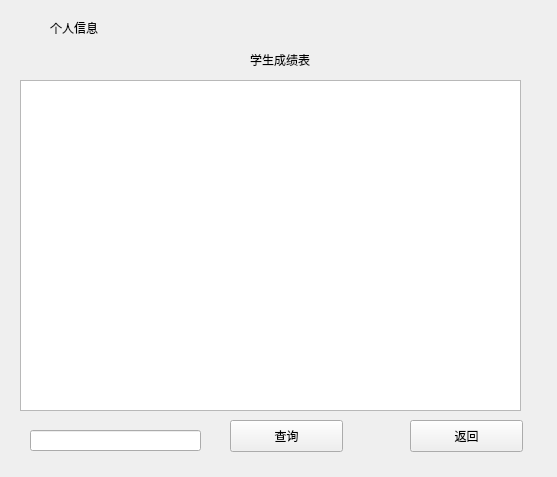
The window that teacher.ui (yccc233/mana-sys) describes before a commit, drawn with Qt 5.
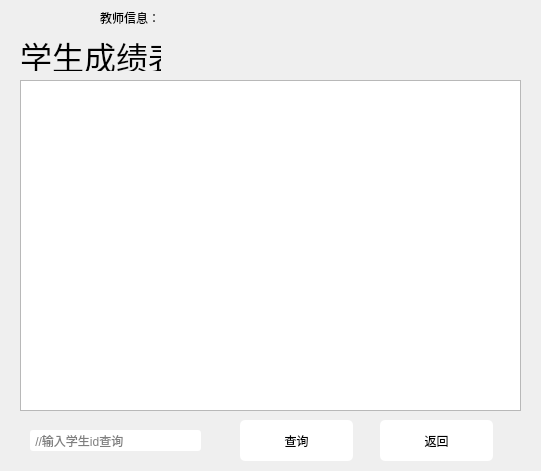
The same window after the commit.

Commit message: 教师端界面设计

```diff
--- a/teacher.ui
+++ b/teacher.ui
@@ -6,21 +6,55 @@
    <rect>
     <x>0</x>
     <y>0</y>
-    <width>557</width>
-    <height>477</height>
+    <width>541</width>
+    <height>471</height>
    </rect>
   </property>
   <property name="windowTitle">
    <string>MainWindow</string>
   </property>
+  <property name="styleSheet">
+   <string notr="true">#pushButton_sea,#pushButton_back{
+background:white;
+border-radius:5px;
+}
+
+#pushButton_sea:hover,#pushButton_back:hover{
+background:aqua;
+border-radius:5px;
+}
+
+#pushButton_sea:pressed,#pushButton_back:pressed{
+background:blue;
+border-radius:5px;
+}
+
+QLineEdit{
+border-radius:3px;
+}
+
+QLineEdit:hover{
+border-radius:3px;
+border:1px solid lightskyblue;
+}
+
+#label_2:hover{
+color:grey;
+}
+
+QTableView{
+	font: 13pt &quot;HanziPen SC&quot;;
+}
+</string>
+  </property>
   <widget class="QWidget" name="centralwidget">
    <widget class="QPushButton" name="pushButton_back">
     <property name="geometry">
      <rect>
-      <x>410</x>
+      <x>380</x>
       <y>420</y>
       <width>113</width>
-      <height>32</height>
+      <height>41</height>
      </rect>
     </property>
     <property name="text">
@@ -46,10 +80,10 @@
    <widget class="QPushButton" name="pushButton_sea">
     <property name="geometry">
      <rect>
-      <x>230</x>
+      <x>240</x>
       <y>420</y>
       <width>113</width>
-      <height>32</height>
+      <height>41</height>
      </rect>
     </property>
     <property name="text">
@@ -65,29 +99,24 @@
       <height>21</height>
      </rect>
     </property>
-   </widget>
-   <widget class="QLabel" name="label">
-    <property name="geometry">
-     <rect>
-      <x>50</x>
-      <y>20</y>
-      <width>81</width>
-      <height>16</height>
-     </rect>
-    </property>
-    <property name="text">
-     <string>个人信息</string>
+    <property name="placeholderText">
+     <string> //输入学生id查询</string>
     </property>
    </widget>
    <widget class="QLabel" name="label_2">
     <property name="geometry">
      <rect>
-      <x>250</x>
-      <y>50</y>
-      <width>81</width>
-      <height>20</height>
+      <x>20</x>
+      <y>40</y>
+      <width>141</width>
+      <height>31</height>
      </rect>
     </property>
+    <property name="font">
+     <font>
+      <pointsize>24</pointsize>
+     </font>
+    </property>
     <property name="layoutDirection">
      <enum>Qt::LeftToRight</enum>
     </property>
@@ -101,16 +130,29 @@
    <widget class="QLabel" name="show_info">
     <property name="geometry">
      <rect>
-      <x>150</x>
-      <y>20</y>
+      <x>170</x>
+      <y>10</y>
       <width>351</width>
-      <height>16</height>
+      <height>51</height>
      </rect>
     </property>
     <property name="text">
      <string/>
     </property>
    </widget>
+   <widget class="QLabel" name="label">
+    <property name="geometry">
+     <rect>
+      <x>100</x>
+      <y>10</y>
+      <width>60</width>
+      <height>16</height>
+     </rect>
+    </property>
+    <property name="text">
+     <string>教师信息：</string>
+    </property>
+   </widget>
   </widget>
  </widget>
  <resources/>
```
The commit also changes 3 other files.
